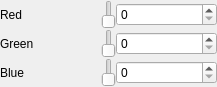
Above: colourselector.ui from not-surt/SimPix before the change. Below: the same form after it.
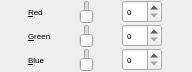
That is the form after the change. Custom widgets are drawn as their Qt base class.

```diff
--- a/colourselector.ui
+++ b/colourselector.ui
@@ -6,8 +6,8 @@
    <rect>
     <x>0</x>
     <y>0</y>
-    <width>217</width>
-    <height>87</height>
+    <width>192</width>
+    <height>72</height>
    </rect>
   </property>
   <property name="sizePolicy">
@@ -37,8 +37,19 @@
    </property>
    <item row="0" column="0">
     <widget class="QLabel" name="redLabel">
+     <property name="sizePolicy">
+      <sizepolicy hsizetype="Fixed" vsizetype="Preferred">
+       <horstretch>0</horstretch>
+       <verstretch>0</verstretch>
+      </sizepolicy>
+     </property>
+     <property name="font">
+      <font>
+       <pointsize>6</pointsize>
+      </font>
+     </property>
      <property name="text">
-      <string>Red</string>
+      <string>&amp;Red</string>
      </property>
      <property name="buddy">
       <cstring>redSpinBox</cstring>
@@ -47,6 +58,17 @@
    </item>
    <item row="0" column="2">
     <widget class="QSpinBox" name="redSpinBox">
+     <property name="sizePolicy">
+      <sizepolicy hsizetype="Fixed" vsizetype="Fixed">
+       <horstretch>0</horstretch>
+       <verstretch>0</verstretch>
+      </sizepolicy>
+     </property>
+     <property name="font">
+      <font>
+       <pointsize>6</pointsize>
+      </font>
+     </property>
      <property name="maximum">
       <number>255</number>
      </property>
@@ -57,8 +79,19 @@
    </item>
    <item row="1" column="0">
     <widget class="QLabel" name="greenLabel">
+     <property name="sizePolicy">
+      <sizepolicy hsizetype="Fixed" vsizetype="Preferred">
+       <horstretch>0</horstretch>
+       <verstretch>0</verstretch>
+      </sizepolicy>
+     </property>
+     <property name="font">
+      <font>
+       <pointsize>6</pointsize>
+      </font>
+     </property>
      <property name="text">
-      <string>Green</string>
+      <string>&amp;Green</string>
      </property>
      <property name="buddy">
       <cstring>greenSpinBox</cstring>
@@ -67,6 +100,17 @@
    </item>
    <item row="1" column="2">
     <widget class="QSpinBox" name="greenSpinBox">
+     <property name="sizePolicy">
+      <sizepolicy hsizetype="Fixed" vsizetype="Fixed">
+       <horstretch>0</horstretch>
+       <verstretch>0</verstretch>
+      </sizepolicy>
+     </property>
+     <property name="font">
+      <font>
+       <pointsize>6</pointsize>
+      </font>
+     </property>
      <property name="maximum">
       <number>255</number>
      </property>
@@ -77,8 +121,19 @@
    </item>
    <item row="3" column="0">
     <widget class="QLabel" name="blueLabel">
+     <property name="sizePolicy">
+      <sizepolicy hsizetype="Fixed" vsizetype="Preferred">
+       <horstretch>0</horstretch>
+       <verstretch>0</verstretch>
+      </sizepolicy>
+     </property>
+     <property name="font">
+      <font>
+       <pointsize>6</pointsize>
+      </font>
+     </property>
      <property name="text">
-      <string>Blue</string>
+      <string>&amp;Blue</string>
      </property>
      <property name="buddy">
       <cstring>blueSpinBox</cstring>
@@ -87,6 +142,17 @@
    </item>
    <item row="3" column="2">
     <widget class="QSpinBox" name="blueSpinBox">
+     <property name="sizePolicy">
+      <sizepolicy hsizetype="Fixed" vsizetype="Fixed">
+       <horstretch>0</horstretch>
+       <verstretch>0</verstretch>
+      </sizepolicy>
+     </property>
+     <property name="font">
+      <font>
+       <pointsize>6</pointsize>
+      </font>
+     </property>
      <property name="maximum">
       <number>255</number>
      </property>
@@ -97,6 +163,14 @@
    </item>
    <item row="0" column="1">
     <widget class="Gradient_Slider" name="redSlider">
+     <property name="font">
+      <font>
+       <pointsize>6</pointsize>
+      </font>
+     </property>
+     <property name="focusPolicy">
+      <enum>Qt::NoFocus</enum>
+     </property>
      <property name="maximum">
       <number>255</number>
      </property>
@@ -113,6 +187,14 @@
    </item>
    <item row="1" column="1">
     <widget class="Gradient_Slider" name="greenSlider">
+     <property name="font">
+      <font>
+       <pointsize>6</pointsize>
+      </font>
+     </property>
+     <property name="focusPolicy">
+      <enum>Qt::NoFocus</enum>
+     </property>
      <property name="maximum">
       <number>255</number>
      </property>
@@ -129,6 +211,14 @@
    </item>
    <item row="3" column="1">
     <widget class="Gradient_Slider" name="blueSlider">
+     <property name="font">
+      <font>
+       <pointsize>6</pointsize>
+      </font>
+     </property>
+     <property name="focusPolicy">
+      <enum>Qt::NoFocus</enum>
+     </property>
      <property name="maximum">
       <number>255</number>
      </property>
```
